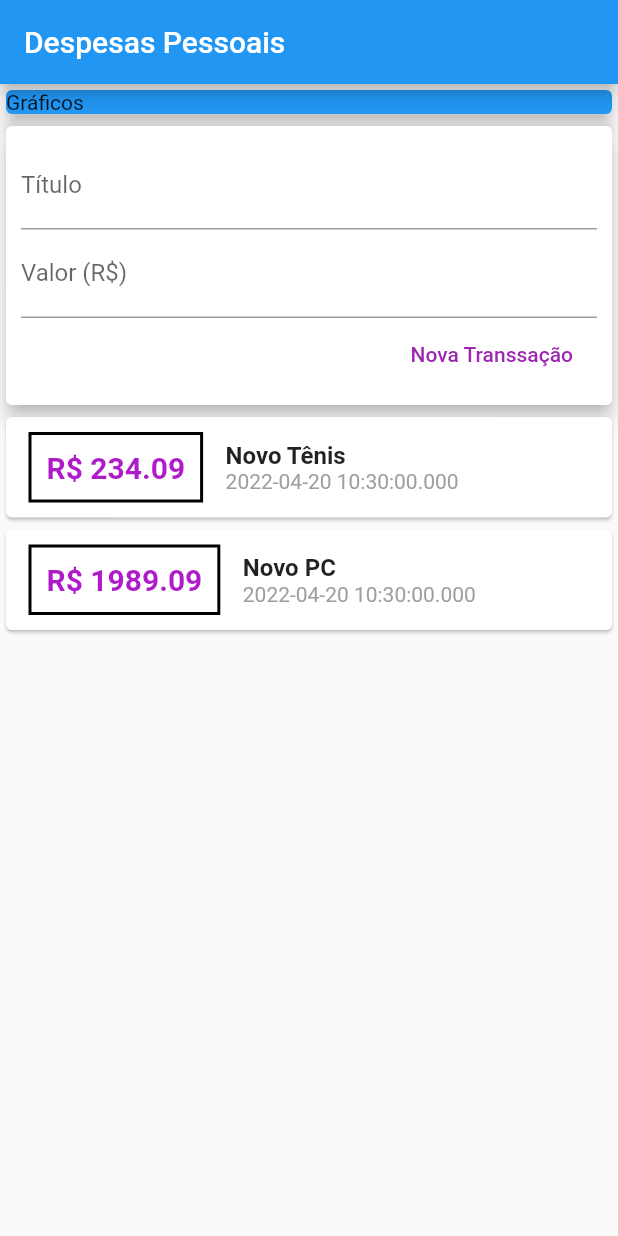
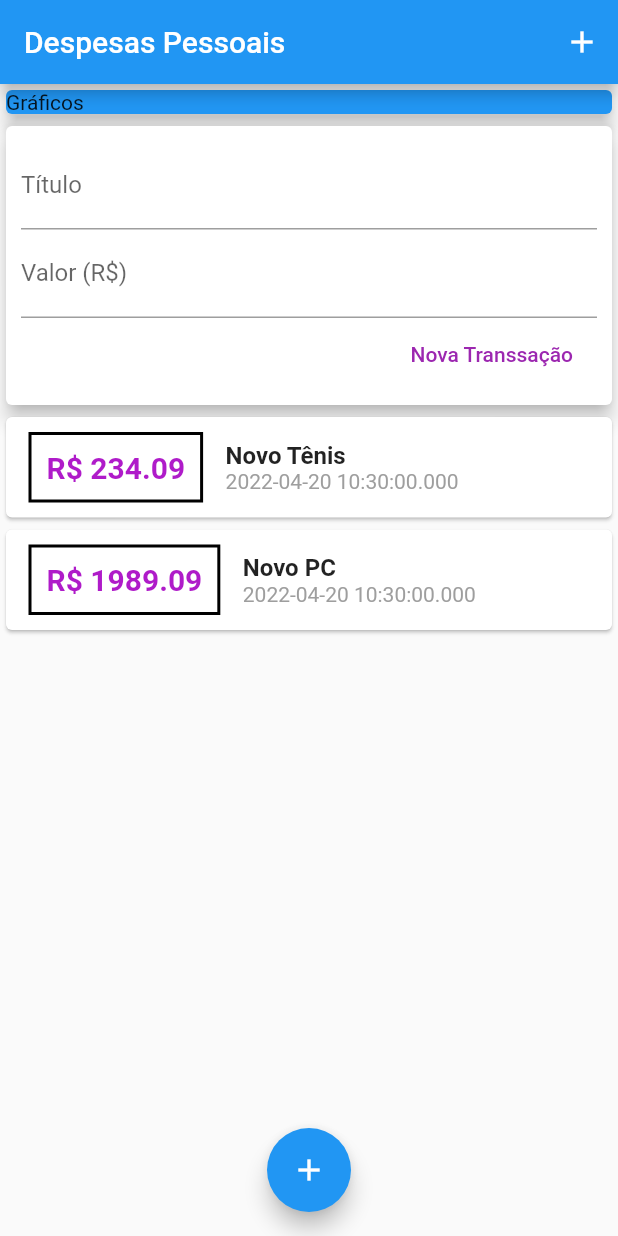
Before and after one commit to fabiojfadsg/expenses_flutter, a Flutter app: the screen it shows after launch, on a phone screen of 412 x 824 dp. Run offline on Flutter 3.47's test engine with Material 2 defaults, Android fonts, the phone set to English and light mode, and no system bars.

Commit message:
aula-110

```diff
--- a/lib/main.dart
+++ b/lib/main.dart
@@ -16,7 +16,13 @@
   @override
   Widget build(BuildContext context) {
     return Scaffold(
-      appBar: AppBar(title: Text('Despesas Pessoais')),
+      appBar: AppBar(
+        title: Text('Despesas Pessoais'),
+        actions: <Widget>[
+          IconButton(icon: Icon(Icons.add), onPressed: () {  }
+        )
+      ],
+    ),
       body: SingleChildScrollView(
         child: Column(
           crossAxisAlignment: CrossAxisAlignment.stretch,
@@ -32,6 +38,11 @@
           ],
         ),
       ),
+      floatingActionButton: FloatingActionButton(
+        child: Icon(Icons.add),
+        onPressed: () {},
+      ),
+      floatingActionButtonLocation: FloatingActionButtonLocation.centerFloat,
     );
   }
 }
```
